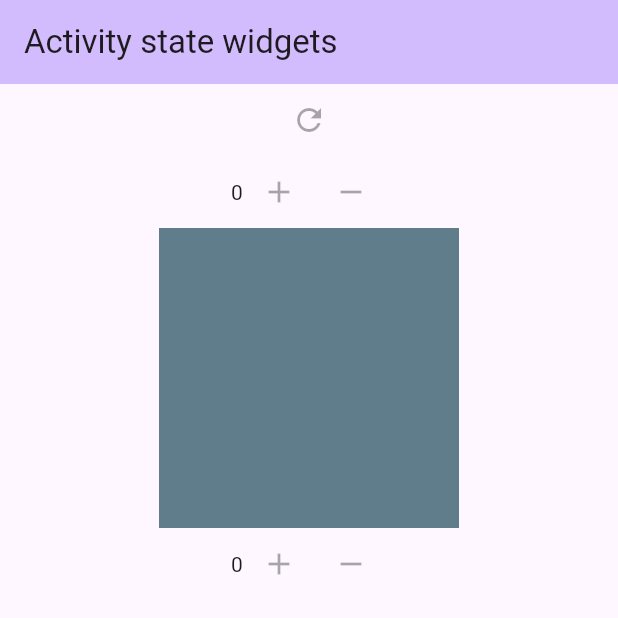
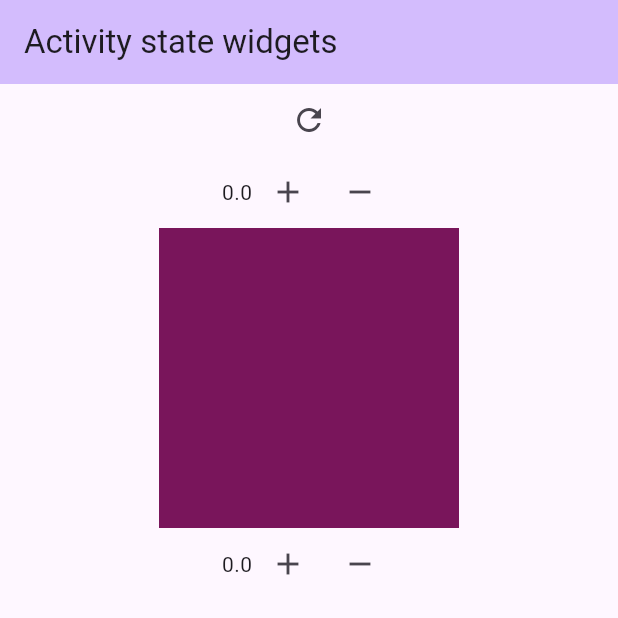
Before and after one commit to slanchero/state_widget_counter, a Flutter app: the screen it shows after launch, on a phone screen of 412 x 824 dp, the top half of it. Run offline on Flutter 3.47's test engine with Material 2 defaults, Android fonts, the phone set to English and light mode, and no system bars.

```diff
--- a/lib/ui/page/home_page.dart
+++ b/lib/ui/page/home_page.dart
@@ -14,6 +14,8 @@ class MyHomePage extends StatefulWidget {
 }
 
 class _MyHomePageState extends State<MyHomePage> {
+  double valor = 0.0;
+  String squareColor = "79155B";
   @override
   Widget build(BuildContext context) {
     return Scaffold(
@@ -21,17 +23,46 @@ class _MyHomePageState extends State<MyHomePage> {
         backgroundColor: Theme.of(context).colorScheme.inversePrimary,
         title: Text(widget.title),
       ),
-      body: const Center(
+      body: Center(
           child: Column(
         children: [
           IconButton(
-              onPressed: null, icon: Icon(Icons.refresh), key: Key('Refresh')),
+              onPressed: reset, icon: Icon(Icons.refresh), key: Key('Refresh')),
           Column(
             mainAxisAlignment: MainAxisAlignment.center,
-            children: <Widget>[W1(), W2(), W3()],
+            children: <Widget>[
+              W1(
+                value: valor,
+                update: update,
+              ),
+              W2(
+                color: squareColor,
+              ),
+              W3(
+                value: valor,
+                update: update,
+              )
+            ],
           ),
         ],
       )),
     );
   }
+
+  void update(double value) {
+    setState(() {
+      valor = value;
+      if (value - value.truncate() <= 0.4) {
+        squareColor = "79155B";
+      } else {
+        squareColor = "FFBA86";
+      }
+    });
+  }
+
+  void reset() {
+    setState(() {
+      valor = 0.0;
+    });
+  }
 }
--- a/lib/ui/widget/w1.dart
+++ b/lib/ui/widget/w1.dart
@@ -1,23 +1,36 @@
 import 'package:flutter/material.dart';
 
 class W1 extends StatelessWidget {
-  const W1({super.key});
+  const W1({super.key, required this.value, required this.update});
   //color: Theme.of(context).primaryColor,
   // color: Theme.of(context).colorScheme.inversePrimary,
   // container margin: const EdgeInsets.all(10),
   // container padding: const EdgeInsets.all(10),
+
+  final double value;
+  final Function(double) update;
   @override
   Widget build(BuildContext context) {
-    return const Row(
+    return Row(
       mainAxisAlignment: MainAxisAlignment.center,
       children: [
         Text(
-          '0',
+          '$value',
           key: Key('W1Value'),
         ),
-        IconButton(onPressed: null, icon: Icon(Icons.add), key: Key('W1Add')),
-        IconButton(onPressed: null, icon: Icon(Icons.remove), key: Key('W1Sub'))
+        IconButton(onPressed: add, icon: Icon(Icons.add), key: Key('W1Add')),
+        IconButton(onPressed: sub, icon: Icon(Icons.remove), key: Key('W1Sub'))
       ],
     );
   }
+
+  void add() {
+    double x = value + 0.1;
+    update(double.parse(x.toStringAsFixed(1)));
+  }
+
+  void sub() {
+    double x = value - 0.1;
+    update(double.parse(x.toStringAsFixed(1)));
+  }
 }
--- a/lib/ui/widget/w2.dart
+++ b/lib/ui/widget/w2.dart
@@ -1,15 +1,17 @@
 import 'package:flutter/material.dart';
+import '../../utils/color_utils.dart';
 
 class W2 extends StatelessWidget {
-  const W2({super.key});
-  final double value = 0;
+  const W2({super.key, required this.color});
+  final String color;
   @override
   Widget build(BuildContext context) {
     return Container(
       key: const Key('W2'),
       width: 200,
       height: 200,
-      color: Colors.blueGrey, // should be grey when the decimal is bellow 0.4
+      color: ColorUtils.CreateMaterialColor(
+          color), // should be grey when the decimal is bellow 0.4
     );
   }
 }
--- a/lib/ui/widget/w3.dart
+++ b/lib/ui/widget/w3.dart
@@ -1,25 +1,37 @@
 import 'package:flutter/material.dart';
 
 class W3 extends StatelessWidget {
-  const W3({super.key});
+  const W3({super.key, required this.value, required this.update});
   //color: Theme.of(context).primaryColor,
   // color: Theme.of(context).colorScheme.inversePrimary,
   // container margin: const EdgeInsets.all(10),
   // container padding: const EdgeInsets.all(10),
+  final double value;
+  final Function(double) update;
   @override
   Widget build(BuildContext context) {
-    return const Row(
+    return Row(
       mainAxisAlignment: MainAxisAlignment.center,
       children: [
-        Text('0', key: Key('W3Value')),
+        Text('$value', key: Key('W3Value')),
         IconButton(
-          onPressed: null,
+          onPressed: add,
           icon: Icon(Icons.add),
           key: Key('W3Add'),
         ),
-        IconButton(onPressed: null, icon: Icon(Icons.remove), key: Key('W3Sub'))
+        IconButton(onPressed: sub, icon: Icon(Icons.remove), key: Key('W3Sub'))
       ],
     );
     ;
   }
+
+  void add() {
+    double x = value + 1;
+    update(double.parse(x.toStringAsFixed(1)));
+  }
+
+  void sub() {
+    double x = value - 1;
+    update(double.parse(x.toStringAsFixed(1)));
+  }
 }
--- /dev/null
+++ b/lib/utils/color_utils.dart
@@ -0,0 +1,31 @@
+import 'package:flutter/material.dart';
+
+class ColorUtils {
+  static MaterialColor CreateMaterialColor(String hexString) {
+    List strengths = <double>[.05];
+    final swatch = <int, Color>{};
+    final Color color = FromHex(hexString);
+    final int r = color.red, g = color.green, b = color.blue;
+
+    for (int i = 1; i < 10; i++) {
+      strengths.add(0.1 * i);
+    }
+    strengths.forEach((strength) {
+      final double ds = 0.5 - strength;
+      swatch[(strength * 1000).round()] = Color.fromRGBO(
+        r + ((ds < 0 ? r : (255 - r)) * ds).round(),
+        g + ((ds < 0 ? g : (255 - g)) * ds).round(),
+        b + ((ds < 0 ? b : (255 - b)) * ds).round(),
+        1,
+      );
+    });
+    return MaterialColor(color.value, swatch);
+  }
+
+  static Color FromHex(String hexString) {
+    final buffer = StringBuffer();
+    if (hexString.length == 6 || hexString.length == 7) buffer.write('ff');
+    buffer.write(hexString.replaceFirst('#', ''));
+    return Color(int.parse(buffer.toString(), radix: 16));
+  }
+}
```
